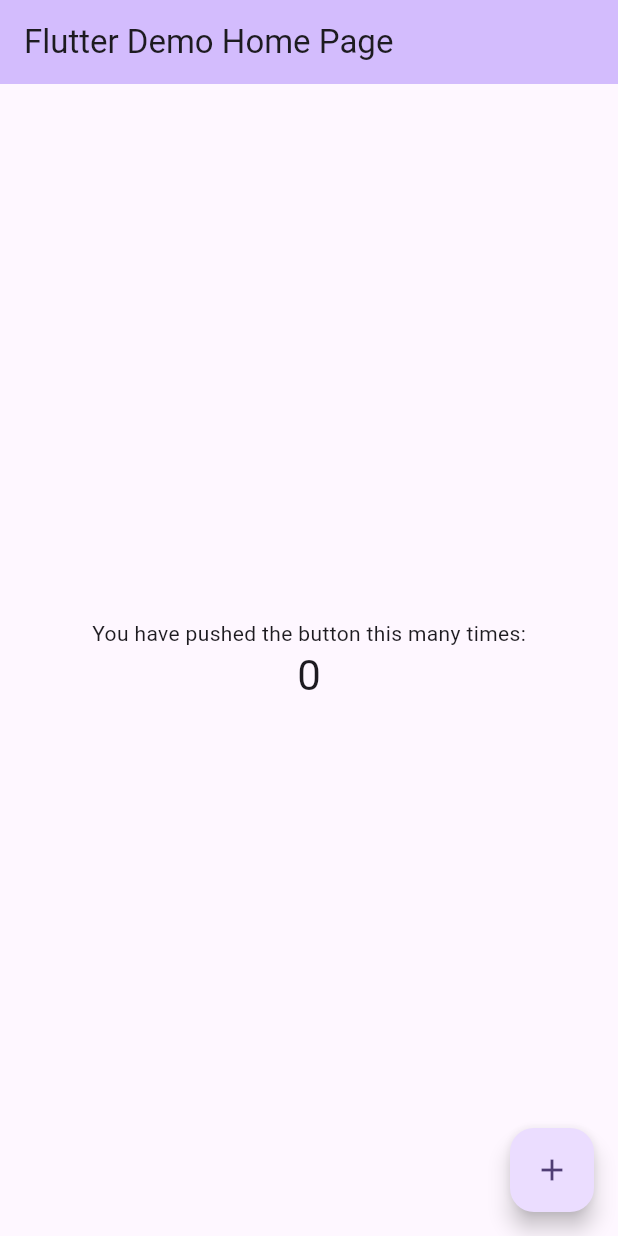
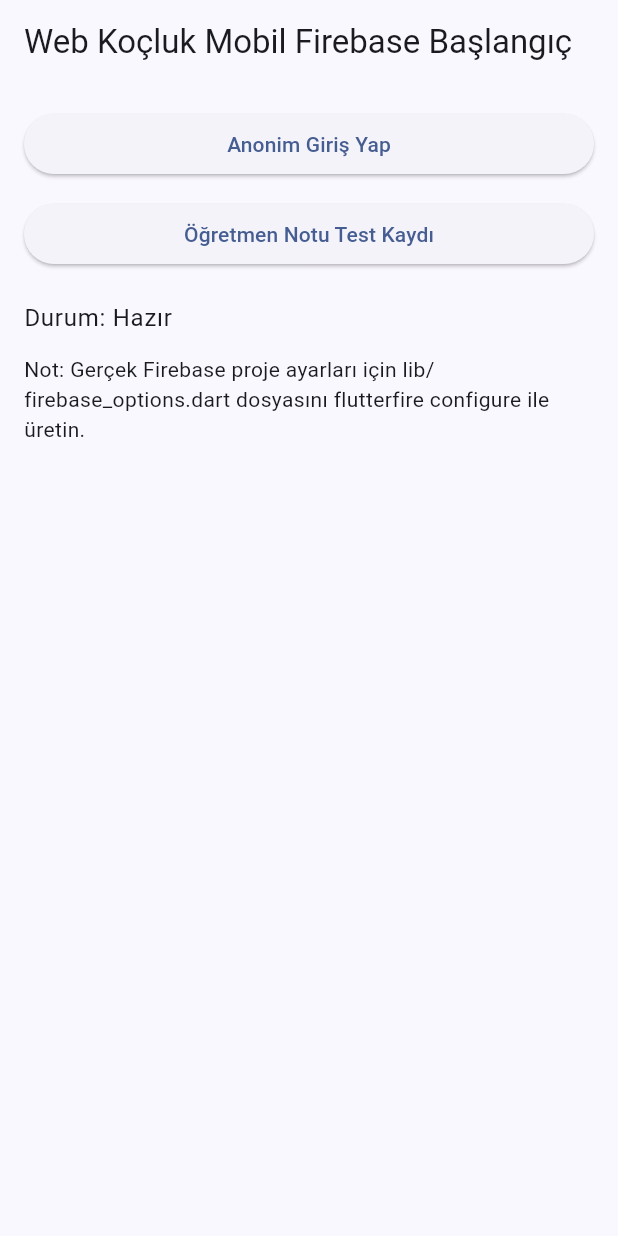
Before and after one commit to Stewqw/webkocluk-mobile, a Flutter app: the screen it shows after launch, on a phone screen of 412 x 824 dp. Run offline on Flutter 3.47's test engine with Material 3 defaults, Android fonts, the phone set to English and light mode, and no system bars; our stand-ins replace cloud_firestore, firebase_auth, firebase_core; accounts and stored records are empty.

Commit message:
Firebase Auth ve Firestore baslangic kurulumu

```diff
--- a/lib/main.dart
+++ b/lib/main.dart
@@ -1,122 +1,114 @@
+import 'package:firebase_core/firebase_core.dart';
 import 'package:flutter/material.dart';
 
-void main() {
-  runApp(const MyApp());
+import 'firebase_options.dart';
+import 'services/auth_service.dart';
+import 'services/teacher_note_service.dart';
+
+Future<void> main() async {
+  WidgetsFlutterBinding.ensureInitialized();
+  await Firebase.initializeApp(
+    options: DefaultFirebaseOptions.currentPlatform,
+  );
+  runApp(const WebKoclukMobileApp());
 }
 
-class MyApp extends StatelessWidget {
-  const MyApp({super.key});
+class WebKoclukMobileApp extends StatelessWidget {
+  const WebKoclukMobileApp({super.key});
 
-  // This widget is the root of your application.
   @override
   Widget build(BuildContext context) {
     return MaterialApp(
-      title: 'Flutter Demo',
+      debugShowCheckedModeBanner: false,
+      title: 'Web Koçluk Mobil',
       theme: ThemeData(
-        // This is the theme of your application.
-        //
-        // TRY THIS: Try running your application with "flutter run". You'll see
-        // the application has a purple toolbar. Then, without quitting the app,
-        // try changing the seedColor in the colorScheme below to Colors.green
-        // and then invoke "hot reload" (save your changes or press the "hot
-        // reload" button in a Flutter-supported IDE, or press "r" if you used
-        // the command line to start the app).
-        //
-        // Notice that the counter didn't reset back to zero; the application
-        // state is not lost during the reload. To reset the state, use hot
-        // restart instead.
-        //
-        // This works for code too, not just values: Most code changes can be
-        // tested with just a hot reload.
-        colorScheme: .fromSeed(seedColor: Colors.deepPurple),
+        colorScheme: ColorScheme.fromSeed(seedColor: const Color(0xFF102040)),
+        useMaterial3: true,
       ),
-      home: const MyHomePage(title: 'Flutter Demo Home Page'),
+      home: const FirebaseStarterPage(),
     );
   }
 }
 
-class MyHomePage extends StatefulWidget {
-  const MyHomePage({super.key, required this.title});
-
-  // This widget is the home page of your application. It is stateful, meaning
-  // that it has a State object (defined below) that contains fields that affect
-  // how it looks.
-
-  // This class is the configuration for the state. It holds the values (in this
-  // case the title) provided by the parent (in this case the App widget) and
-  // used by the build method of the State. Fields in a Widget subclass are
-  // always marked "final".
-
-  final String title;
+class FirebaseStarterPage extends StatefulWidget {
+  const FirebaseStarterPage({super.key});
 
   @override
-  State<MyHomePage> createState() => _MyHomePageState();
+  State<FirebaseStarterPage> createState() => _FirebaseStarterPageState();
 }
 
-class _MyHomePageState extends State<MyHomePage> {
-  int _counter = 0;
+class _FirebaseStarterPageState extends State<FirebaseStarterPage> {
+  final AuthService _authService = AuthService();
+  final TeacherNoteService _noteService = TeacherNoteService();
+  bool _loading = false;
+  String _status = 'Hazır';
 
-  void _incrementCounter() {
+  Future<void> _anonymousSignIn() async {
     setState(() {
-      // This call to setState tells the Flutter framework that something has
-      // changed in this State, which causes it to rerun the build method below
-      // so that the display can reflect the updated values. If we changed
-      // _counter without calling setState(), then the build method would not be
-      // called again, and so nothing would appear to happen.
-      _counter++;
+      _loading = true;
+      _status = 'Anonim giriş yapılıyor...';
     });
+
+    try {
+      await _authService.signInAnonymously();
+      setState(() => _status = 'Anonim giriş başarılı.');
+    } catch (e) {
+      setState(() => _status = 'Giriş hatası: $e');
+    } finally {
+      setState(() => _loading = false);
+    }
+  }
+
+  Future<void> _saveSampleNote() async {
+    setState(() {
+      _loading = true;
+      _status = 'Firestore test notu kaydediliyor...';
+    });
+
+    try {
+      await _noteService.saveTeacherNote(
+        studentId: 'demo-student',
+        dayKey: 'pzt',
+        note: 'Mobil uygulamadan test notu',
+      );
+      setState(() => _status = 'Not Firestore\'a kaydedildi.');
+    } catch (e) {
+      setState(() => _status = 'Kayıt hatası: $e');
+    } finally {
+      setState(() => _loading = false);
+    }
   }
 
   @override
   Widget build(BuildContext context) {
-    // This method is rerun every time setState is called, for instance as done
-    // by the _incrementCounter method above.
-    //
-    // The Flutter framework has been optimized to make rerunning build methods
-    // fast, so that you can just rebuild anything that needs updating rather
-    // than having to individually change instances of widgets.
     return Scaffold(
-      appBar: AppBar(
-        // TRY THIS: Try changing the color here to a specific color (to
-        // Colors.amber, perhaps?) and trigger a hot reload to see the AppBar
-        // change color while the other colors stay the same.
-        backgroundColor: Theme.of(context).colorScheme.inversePrimary,
-        // Here we take the value from the MyHomePage object that was created by
-        // the App.build method, and use it to set our appbar title.
-        title: Text(widget.title),
-      ),
-      body: Center(
-        // Center is a layout widget. It takes a single child and positions it
-        // in the middle of the parent.
+      appBar: AppBar(title: const Text('Web Koçluk Mobil Firebase Başlangıç')),
+      body: Padding(
+        padding: const EdgeInsets.all(16),
         child: Column(
-          // Column is also a layout widget. It takes a list of children and
-          // arranges them vertically. By default, it sizes itself to fit its
-          // children horizontally, and tries to be as tall as its parent.
-          //
-          // Column has various properties to control how it sizes itself and
-          // how it positions its children. Here we use mainAxisAlignment to
-          // center the children vertically; the main axis here is the vertical
-          // axis because Columns are vertical (the cross axis would be
-          // horizontal).
-          //
-          // TRY THIS: Invoke "debug painting" (choose the "Toggle Debug Paint"
-          // action in the IDE, or press "p" in the console), to see the
-          // wireframe for each widget.
-          mainAxisAlignment: .center,
+          crossAxisAlignment: CrossAxisAlignment.stretch,
           children: [
-            const Text('You have pushed the button this many times:'),
+            ElevatedButton(
+              onPressed: _loading ? null : _anonymousSignIn,
+              child: const Text('Anonim Giriş Yap'),
+            ),
+            const SizedBox(height: 12),
+            ElevatedButton(
+              onPressed: _loading ? null : _saveSampleNote,
+              child: const Text('Öğretmen Notu Test Kaydı'),
+            ),
+            const SizedBox(height: 20),
             Text(
-              '$_counter',
-              style: Theme.of(context).textTheme.headlineMedium,
+              'Durum: $_status',
+              style: Theme.of(context).textTheme.bodyLarge,
+            ),
+            const SizedBox(height: 12),
+            const Text(
+              'Not: Gerçek Firebase proje ayarları için lib/firebase_options.dart dosyasını flutterfire configure ile üretin.',
             ),
           ],
         ),
       ),
-      floatingActionButton: FloatingActionButton(
-        onPressed: _incrementCounter,
-        tooltip: 'Increment',
-        child: const Icon(Icons.add),
-      ),
     );
   }
 }
--- /dev/null
+++ b/lib/services/auth_service.dart
@@ -0,0 +1,15 @@
+import 'package:firebase_auth/firebase_auth.dart';
+
+class AuthService {
+  final FirebaseAuth _auth = FirebaseAuth.instance;
+
+  User? get currentUser => _auth.currentUser;
+
+  Future<UserCredential> signInAnonymously() {
+    return _auth.signInAnonymously();
+  }
+
+  Future<void> signOut() {
+    return _auth.signOut();
+  }
+}
--- a/pubspec.yaml
+++ b/pubspec.yaml
@@ -34,6 +34,9 @@
   # The following adds the Cupertino Icons font to your application.
   # Use with the CupertinoIcons class for iOS style icons.
   cupertino_icons: ^1.0.8
+  firebase_core: ^3.13.0
+  firebase_auth: ^5.5.0
+  cloud_firestore: ^5.6.5
 
 dev_dependencies:
   flutter_test:
```
Also changed, not shown: lib/services/teacher_note_service.dart (added, +25 -0 lines), lib/firebase_options.dart (added), pubspec.lock, 1 other file.
